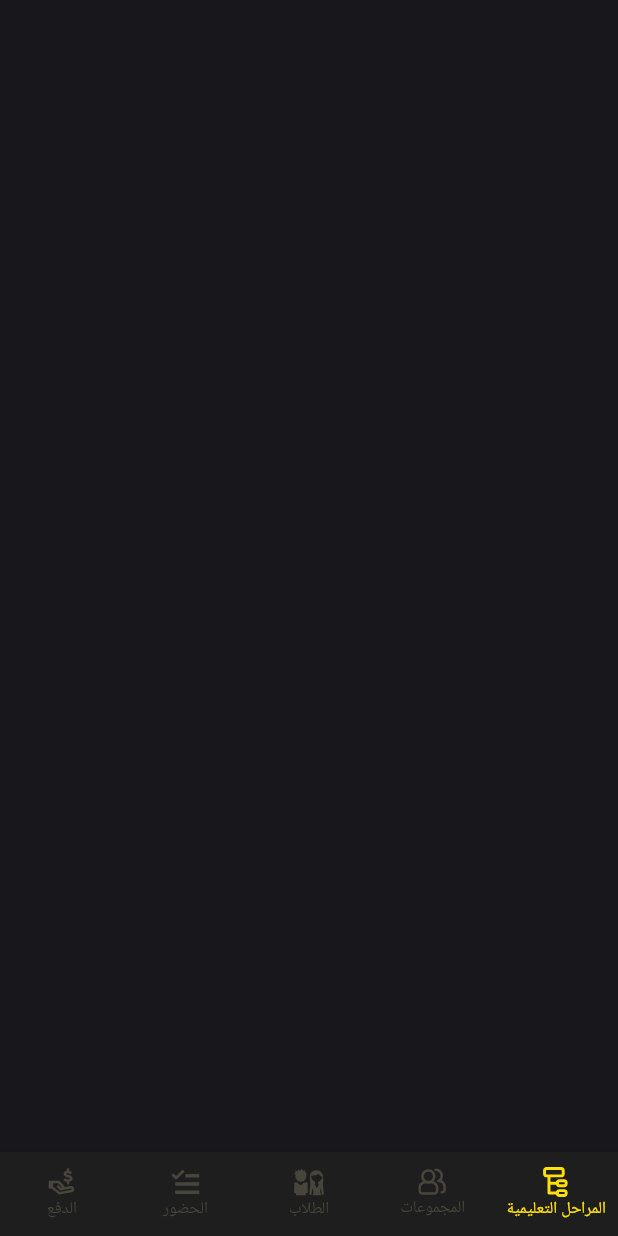
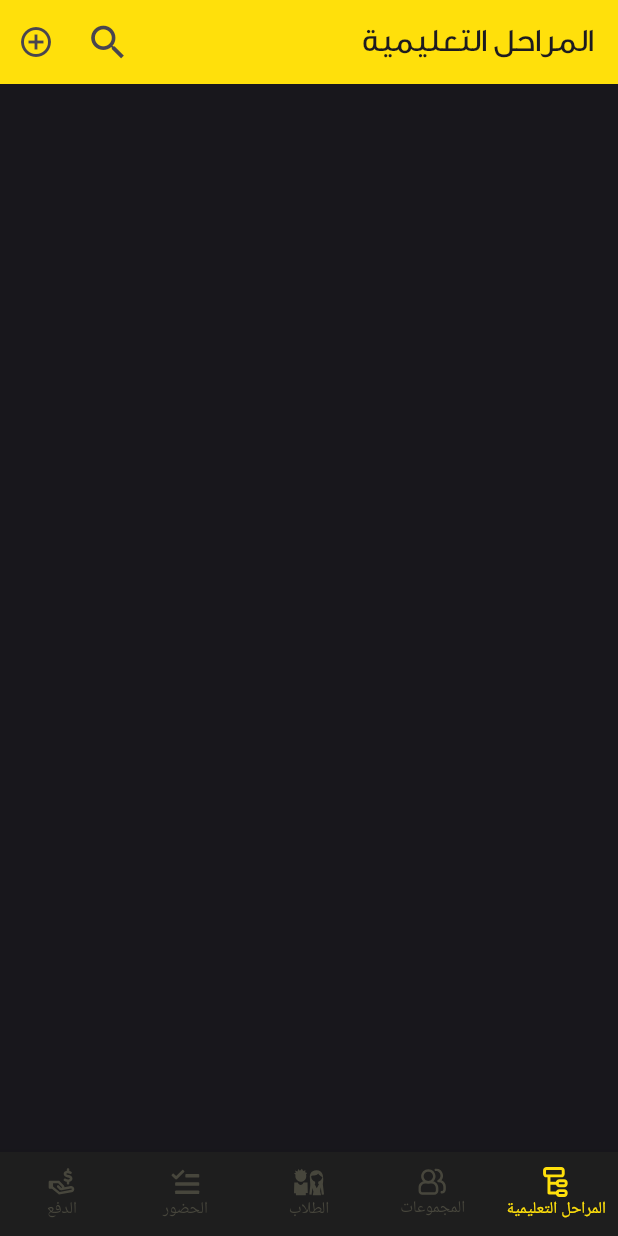
Before and after one commit to hussein12347/drosak, a Flutter app: the ExploreAppScreen screen opened by its route, after a tap on "المراحل التعليمية", on a phone screen of 412 x 824 dp. Run offline on Flutter 3.47's test engine with Material 3 defaults, Android fonts, the phone set to English and light mode, and no system bars; our stand-ins replace device_info_plus, dots_indicator, flutter_screenutil, flutter_svg.

Commit message:
app bar eductaion stages

```diff
--- a/lib/core/resources/const_values.dart
+++ b/lib/core/resources/const_values.dart
@@ -30,9 +30,11 @@ class ConstValue {
   "الطلاب",
   "الحضور",
   "الدفع"
-
-
-
-  ];
+];
   ////////////////////////////////////////////////////
+  static const String kEducationStages= "المراحل التعليمية";
+      static const String kGroups= "المجموعات";
+      static const String kStudents= "الطلاب";
+      static const String kAudience= "الحضور";
+      static const String kPaying=  "الدفع";
 }
--- a/lib/core/resources/routes_manager.dart
+++ b/lib/core/resources/routes_manager.dart
@@ -1,11 +1,11 @@
 import 'package:drosak_mangment_app/view/audience/screens/audience_screen.dart';
-import 'package:drosak_mangment_app/view/education_stages/screens/eduction_screen.dart';
 import 'package:drosak_mangment_app/view/explore_app/screens/explore_app_screen.dart';
 import 'package:drosak_mangment_app/view/groups/screens/groups_screen.dart';
 import 'package:drosak_mangment_app/view/paying/screens/paying_screen.dart';
 import 'package:drosak_mangment_app/view/students/screens/students_screen.dart';
 import 'package:flutter/cupertino.dart';
 
+import '../../view/education_stages/screens/eduction_screen.dart';
 import '../../view/main_screen/screen/main_screen.dart';
 import '../../view/on_boarding_page/screen/on_boarding_screen.dart';
 import '../../view/splash_screen/screens/splash_screen.dart';
--- a/lib/main.dart
+++ b/lib/main.dart
@@ -48,6 +48,7 @@
       designSize: const Size(ConstValue.kWidthDesignScreen, ConstValue.kHeightDesignScreen),
       child: MaterialApp(
         theme: ThemeData(
+
           scaffoldBackgroundColor: ColorsManger.kBlackColor,
         ),
         debugShowCheckedModeBanner: false,
--- a/lib/view/education_stages/screens/eduction_screen.dart
+++ b/lib/view/education_stages/screens/eduction_screen.dart
@@ -1,10 +1,37 @@
+import 'package:drosak_mangment_app/core/resources/colors_manger.dart';
+import 'package:drosak_mangment_app/core/resources/const_values.dart';
 import 'package:flutter/material.dart';
+
+import '../../../core/resources/fonts_manger.dart';
 
 class EducationScreen extends StatelessWidget {
   const EducationScreen({super.key});
 
   @override
   Widget build(BuildContext context) {
-    return const Scaffold();
+    return Directionality(
+      textDirection: TextDirection.rtl,
+      child: Scaffold(
+        appBar: AppBar(
+          backgroundColor: ColorsManger.kPrimaryColor,
+          automaticallyImplyLeading: false,
+          title:  Text(ConstValue.kEducationStages,style: TextStyle(fontFamily: FontsName.geDinerFont,fontSize: FontsSize.f20,),),
+          actions: [
+            IconButton(
+              iconSize: 30,
+              onPressed: () {},
+              icon: Icon(Icons.search),
+            ),
+            IconButton(
+
+              onPressed: () {},
+              icon: Icon(Icons.add_circle_outline),
+            ),
+
+
+          ],
+        ),
+      ),
+    );
   }
 }
```
Also changed, not shown: lib/app/my_app.dart (deleted, +0 -16 lines).
